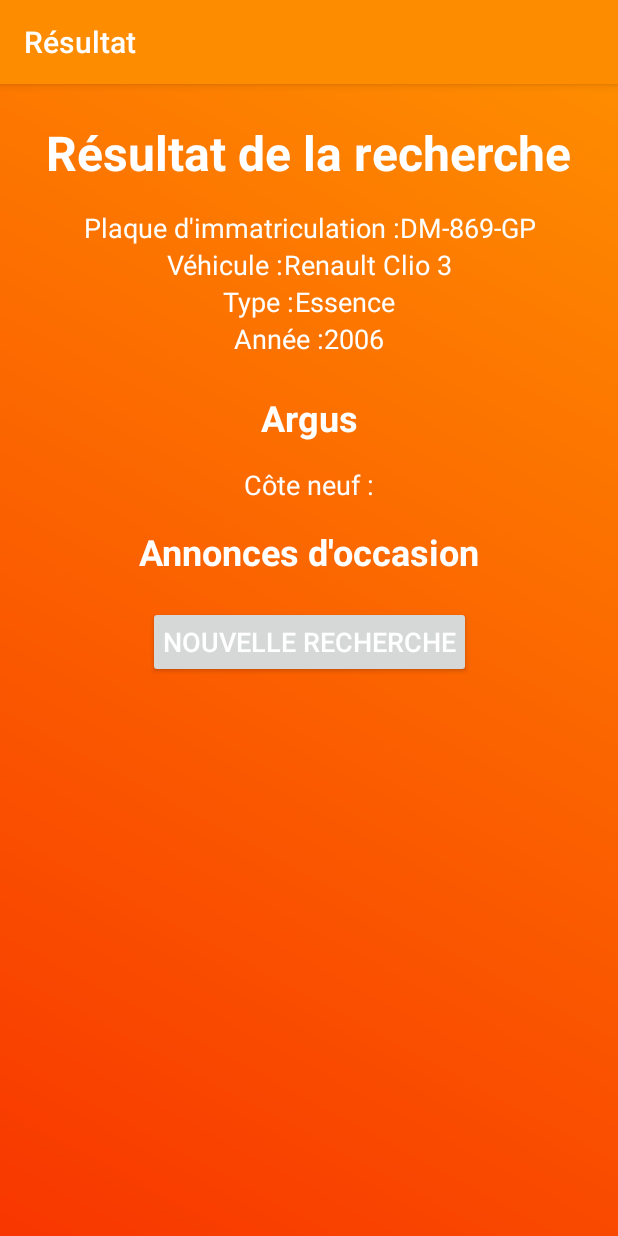
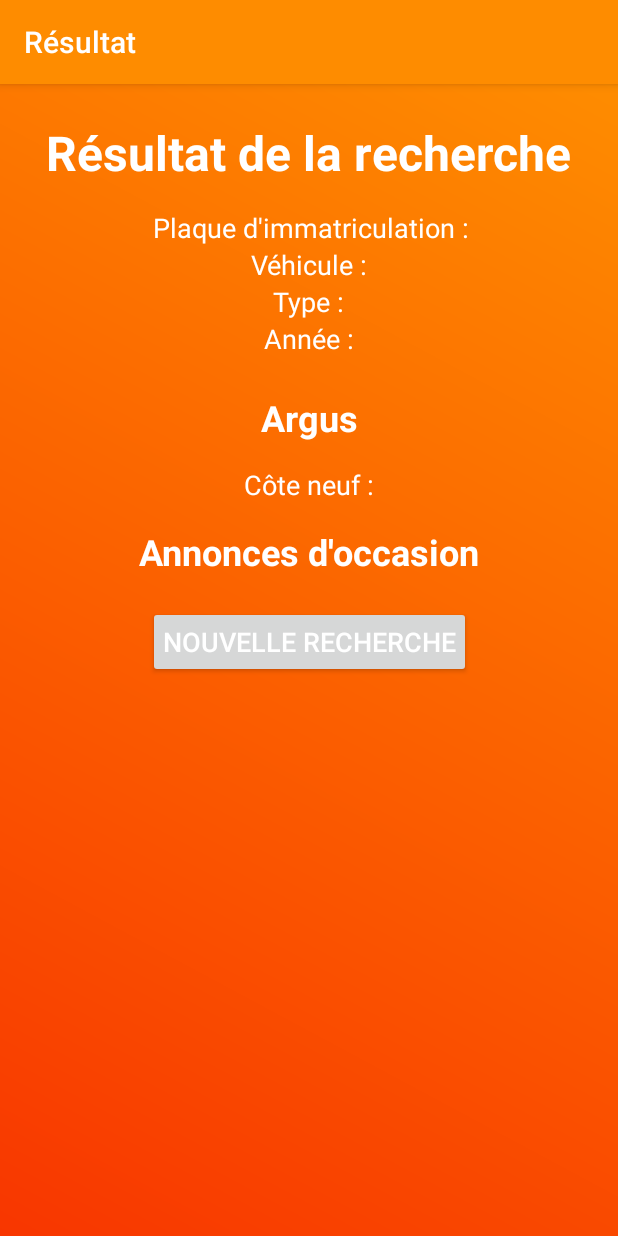
Before and after one commit to AhmeDEV49/PriceMyCar, an Android app: the ResultsActivity screen opened directly, with no data from a screen before it, on a phone screen of 412 x 824 dp. Run offline under Robolectric (Android 15) with nearby library versions, the phone set to English and light mode, and no system bars; libraries missing offline, so code that uses them is left out: com.loopj.android, cz.msebera.android, info.hoang8f.widget, org.parceler; plain views replace FButton; 19 statements that could not run were skipped.

Commit message:
View results : correction valeurs par défaut

```diff
--- a/app/src/main/java/pricemycar/eni/fr/pricemycar/ResultsActivity.java
+++ b/app/src/main/java/pricemycar/eni/fr/pricemycar/ResultsActivity.java
@@ -47,8 +47,6 @@ public class ResultsActivity extends AppCompatActivity {
             public void onGetCote(String cote_vehicule) {
 
                 vehicle.setCote(cote_vehicule);
-                Toast.makeText(ResultsActivity.this,vehicle.getAnneeSortie(),Toast.LENGTH_LONG).show();
-                Toast.makeText(ResultsActivity.this,vehicle.toString(),Toast.LENGTH_LONG).show();
 
                 txtModele.setText(vehicle.getLibelleModele());
                 txtCarburant.setText(vehicle.getCarburantVersion());
--- a/app/src/main/res/layout/activity_results.xml
+++ b/app/src/main/res/layout/activity_results.xml
@@ -52,7 +52,6 @@
             android:id="@+id/txtPlate"
             android:layout_width="wrap_content"
             android:layout_height="wrap_content"
-            android:text="DM-869-GP"
             android:textSize="18dp"
             app:layout_constraintLeft_toRightOf="@+id/lblPlate"
             app:layout_constraintTop_toTopOf="parent"
@@ -78,7 +77,6 @@
 
         <TextView
             android:id="@+id/txtModel"
-            android:text="Renault Clio 3"
             android:textSize="18dp"
             android:layout_width="wrap_content"
             android:layout_height="wrap_content"
@@ -106,7 +104,6 @@
 
         <TextView
         android:id="@+id/txtType"
-        android:text="Essence"
         android:textSize="18dp"
         android:layout_width="wrap_content"
         android:layout_height="wrap_content"
@@ -134,7 +131,6 @@
 
         <TextView
         android:id="@+id/txtYear"
-        android:text="2006"
         android:textSize="18dp"
         android:layout_width="wrap_content"
         android:layout_height="wrap_content"
```
